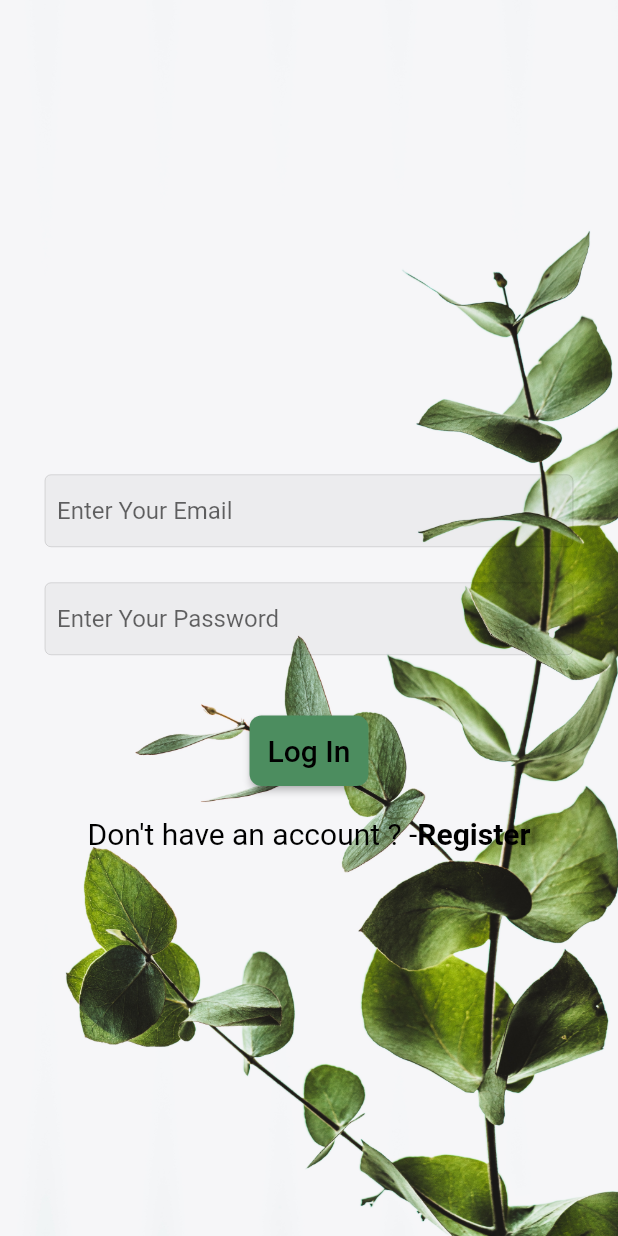
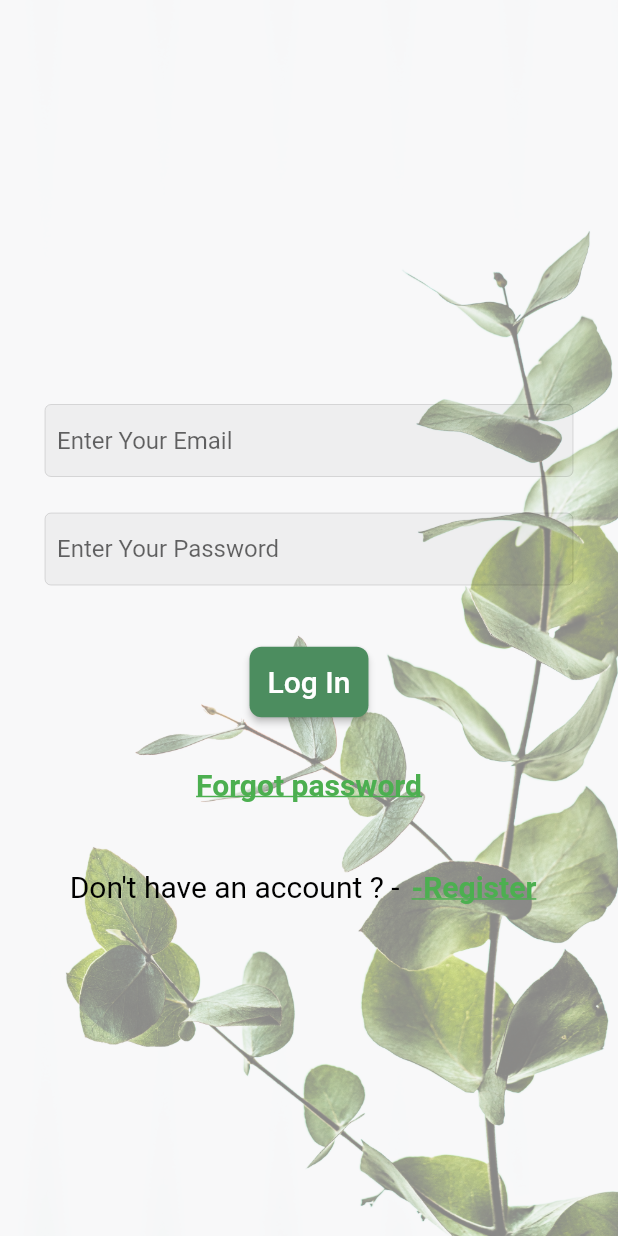
Before and after one commit to alaaRashed2001/flower, a Flutter app: the screen it shows after launch, on a phone screen of 412 x 824 dp. Run offline on Flutter 3.47's test engine with Material 2 defaults, Android fonts, the phone set to English and light mode, and no system bars; our stand-ins replace cloud_firestore, firebase_auth, firebase_core, flutter_screenutil, image_picker, shared_preferences; accounts and stored records are empty.

Commit message:
Send email to reset password

```diff
--- /dev/null
+++ b/l10n.yaml
@@ -0,0 +1,3 @@
+arb-dir: lib/l10n
+template-arb-file: app_en.arb
+output-localization-file: app_localizations.dart
--- a/lib/main.dart
+++ b/lib/main.dart
@@ -4,16 +4,19 @@ import 'package:flower/provider/cart_provider.dart';
 import 'package:flower/shared_preferences/shared_preferences.dart';
 import 'package:flower/splash_screen.dart';
 import 'package:flutter/material.dart';
+import 'package:flutter_screenutil/flutter_screenutil.dart';
 import 'package:provider/provider.dart';
 
 void main() async {
   WidgetsFlutterBinding.ensureInitialized();
   await Firebase.initializeApp();
   await SharedPreferencesController().initSharedPreferences();
-  runApp(MyApp());
+  runApp(const MyApp());
 }
 
 class MyApp extends StatelessWidget {
+  const MyApp({super.key});
+
   @override
   Widget build(BuildContext context) {
     return MultiProvider(
@@ -25,9 +28,15 @@ class MyApp extends StatelessWidget {
           create: (context) => AdminMode(),
         ),
       ],
-      child: const MaterialApp(
-        home: SplashScreen(),
-        debugShowCheckedModeBanner: false,
+      child:  ScreenUtilInit(
+        designSize: const Size(375, 812),
+        builder: (context , child){
+          return const MaterialApp(
+            home: SplashScreen(),
+            debugShowCheckedModeBanner: false,
+          );
+        },
+
       ),
     );
   }
--- a/lib/shared_preferences/shared_preferences.dart
+++ b/lib/shared_preferences/shared_preferences.dart
@@ -68,6 +68,24 @@ class SharedPreferencesController {
 
   String get getUserType => _sharedPrefLibObj.getString(SpKeys.userType.toString()) ?? '';
 
+
+  Future<void> setUsername({required String username}) async {
+    await _sharedPrefLibObj.setString(SpKeys.username.toString(), username);
+  }
+
+  String get getUsername =>
+      _sharedPrefLibObj.getString(SpKeys.username.toString()) ?? '';
+
+
+
+
+
+
+
+
+
+
+
   Future<void> setEmail({required String email}) async {
     await _sharedPrefLibObj.setString(SpKeys.email.toString(), email);
   }
--- a/lib/views/screens/auth/login_screen.dart
+++ b/lib/views/screens/auth/login_screen.dart
@@ -1,16 +1,15 @@
-import 'package:email_validator/email_validator.dart';
 import 'package:firebase_auth/firebase_auth.dart';
 import 'package:flower/firebase/user_fb_controller.dart';
-import 'package:flower/provider/admin_mode.dart';
 import 'package:flower/shared_preferences/shared_preferences.dart';
 import 'package:flower/views/screens/auth/register_screen.dart';
 import 'package:flower/views/screens/home_screen.dart';
 import 'package:flutter/material.dart';
-import 'package:provider/provider.dart';
+import 'package:flutter_screenutil/flutter_screenutil.dart';
 import '../../../constant/colors.dart';
 import '../../../helper/snackbar.dart';
 import '../../widgets/my_button.dart';
 import '../../widgets/my_text_field.dart';
+import 'forgot_password_screen.dart';
 
 class LoginScreen extends StatefulWidget {
   const LoginScreen({Key? key}) : super(key: key);
@@ -47,9 +46,12 @@ class _LoginScreenState extends State<LoginScreen> with SnackBarHelper {
         fit: StackFit.expand,
         children: [
           Positioned.fill(
-            child: Image.asset(
-              'assets/images/background.jpg',
-              fit: BoxFit.cover,
+            child: Opacity(
+              opacity: 0.5,
+              child: Image.asset(
+                'assets/images/background.jpg',
+                fit: BoxFit.cover,
+              ),
             ),
           ),
           SafeArea(
@@ -60,28 +62,24 @@ class _LoginScreenState extends State<LoginScreen> with SnackBarHelper {
                   child: Column(
                     mainAxisAlignment: MainAxisAlignment.center,
                     children: [
-                      const SizedBox(
-                        height: 60,
+                       SizedBox(
+                        height: 60.h,
                       ),
                       MyTextField(
-
-                        autovalidateMode: AutovalidateMode.onUserInteraction,
                         controller: emailEditingController,
                         textInputType: TextInputType.emailAddress,
                         hintText: 'Enter Your Email',
                       ),
-                      const SizedBox(
-                        height: 24,
+                       SizedBox(
+                        height: 24.h,
                       ),
                       MyTextField(
                         controller: passwordEditingController,
-
-                        autovalidateMode: AutovalidateMode.onUserInteraction,
                         textInputType: TextInputType.text,
                         hintText: 'Enter Your Password',
                       ),
-                      const SizedBox(
-                        height: 40,
+                       SizedBox(
+                        height: 40.h,
                       ),
                       MyButton(
                         isLoading: isLoading,
@@ -91,8 +89,29 @@ class _LoginScreenState extends State<LoginScreen> with SnackBarHelper {
                         title: 'Log In',
                         backgroundColor: green,
                       ),
-                      const SizedBox(
-                        height: 20,
+                       SizedBox(
+                        height: 20.h,
+                      ),
+                      TextButton(
+                          onPressed: (){
+                            Navigator.of(context).push(
+                              MaterialPageRoute(
+                                builder: (context) => const ForgotPasswordScreen(),
+                              ),
+                            );
+                          },
+                          child: Text(
+                            'Forgot password',
+                            style: TextStyle(
+                              color: Colors.green,
+                              fontSize: 20,
+                              fontWeight: FontWeight.bold,
+                              decoration: TextDecoration.underline,
+                            ),
+                          ),
+                      ),
+                      SizedBox(
+                        height: 20.h,
                       ),
                       Row(
                         mainAxisAlignment: MainAxisAlignment.center,
@@ -104,23 +123,25 @@ class _LoginScreenState extends State<LoginScreen> with SnackBarHelper {
                               fontSize: 20,
                             ),
                           ),
-                          InkWell(
-                            onTap: () {
+                          TextButton(
+                            onPressed: (){
                               Navigator.of(context).push(
                                 MaterialPageRoute(
                                   builder: (context) => const RegisterScreen(),
                                 ),
                               );
                             },
-                            child: const Text(
-                              'Register',
+                            child: Text(
+                              '-Register',
                               style: TextStyle(
-                                color: Colors.black,
+                                color: Colors.green,
                                 fontSize: 20,
                                 fontWeight: FontWeight.bold,
+                                decoration: TextDecoration.underline,
                               ),
                             ),
                           ),
+
                         ],
                       ),
 
@@ -157,6 +178,7 @@ class _LoginScreenState extends State<LoginScreen> with SnackBarHelper {
       setState(() {
         isLoading = false;
       });
+
       showSnackBar(context,
           message: 'i have successfully logged in', error: false);
       await SharedPreferencesController().setLoggedIn();
@@ -182,7 +204,6 @@ class _LoginScreenState extends State<LoginScreen> with SnackBarHelper {
     setState(() {
       isLoading = false;
     });
-    // showSnackBar(context, message: 'LogIn has been successfully', error: false);
   }
 
   Future<void> getUserData(String uId) async {
--- a/lib/views/widgets/custom_appbar.dart
+++ b/lib/views/widgets/custom_appbar.dart
@@ -6,10 +6,6 @@ import '../screens/checkout_screen.dart';
 
 class ProductsAndPrice extends StatelessWidget {
   const ProductsAndPrice({Key? key}) : super(key: key);
-  // Consumer<ClassName>(
-  // builder: ((context, classInstancee, child) {
-  // return Text("${classInstancee.myname}");
-  // })),
   @override
   Widget build(BuildContext context) {
     return  Consumer<CartProvider>(builder: ((context, cart, child) {
--- a/lib/views/widgets/my_button.dart
+++ b/lib/views/widgets/my_button.dart
@@ -30,7 +30,7 @@ class MyButton extends StatelessWidget {
       title,
         style: const TextStyle(
           fontSize: 20,
-          color: Colors.black
+          color: Colors.white
         ),
       ),
     );
--- a/lib/views/widgets/my_text_field.dart
+++ b/lib/views/widgets/my_text_field.dart
@@ -4,21 +4,21 @@ class MyTextField extends StatelessWidget {
   final TextEditingController controller;
   final String hintText;
   final TextInputType textInputType;
-  final AutovalidateMode autovalidateMode;
+
 
   const MyTextField({
     Key? key,
     required this.hintText,
     this.textInputType = TextInputType.text,
     required this.controller,
-    this.autovalidateMode = AutovalidateMode.always,
+
   }) : super(key: key);
 
   @override
   Widget build(BuildContext context) {
     return TextFormField(
         controller: controller,
-        autovalidateMode: autovalidateMode,
+
         keyboardType: textInputType,
         decoration: InputDecoration(
           hintText: hintText,
```
Also changed, not shown: lib/views/screens/admin_panels/add_products.dart (+13 -15 lines), lib/views/screens/auth/forgot_password_screen.dart (added, +142 -0 lines), lib/views/screens/auth/register_screen.dart (+15 -15 lines), lib/views/screens/checkout_screen.dart (+4 -3 lines), lib/views/screens/details_screen.dart (+5 -4 lines), lib/views/screens/home_screen.dart (+15 -14 lines), pubspec.yaml (+5 -3 lines), assets/images/splash.png (deleted), assets/images/unsplash.jpg (added), assets/images/welcome.jpg (deleted), lib/generated/assets.dart, pubspec.lock.
